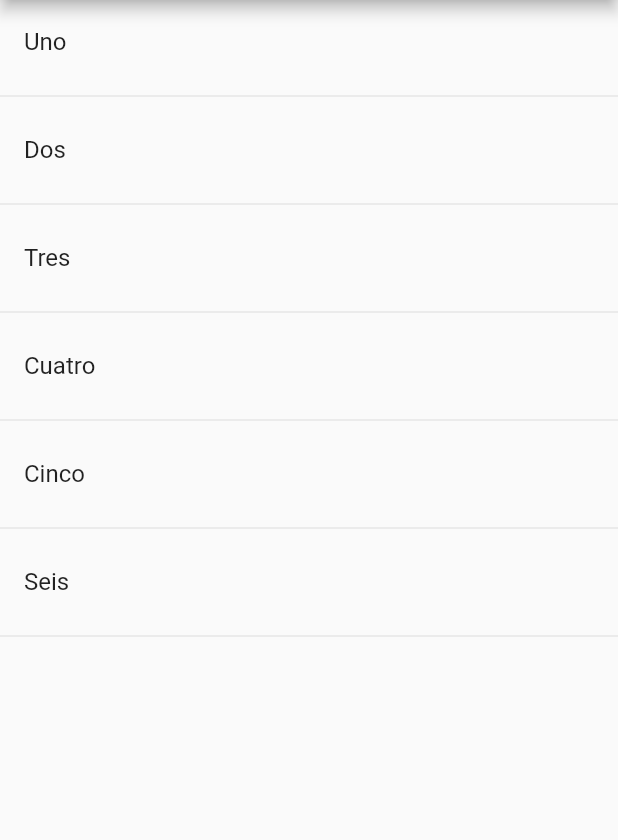
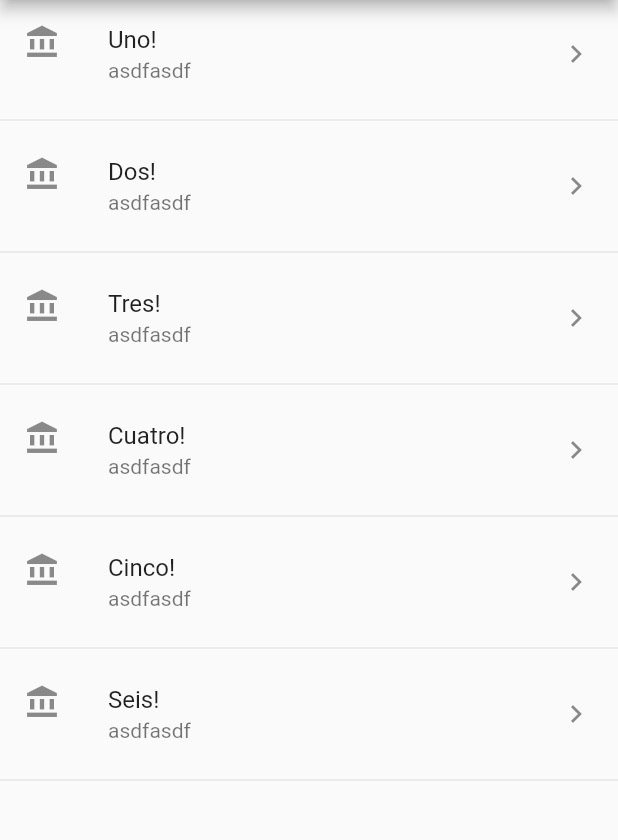
Before and after one commit to rickymuvel/2-flutter-components, a Flutter app: the screen it shows after launch, on a phone screen of 412 x 824 dp, the part 84-924 px from its top. Run offline on Flutter 3.47's test engine with Material 2 defaults, Android fonts, the phone set to English and light mode, and no system bars.

Commit message:
creando método para hacer lista de forma corta, además de usar elementos adicionales como subtitulos, imágenes al principio de la lista y al final, además del método onTap que dará la ilusión visual de que se hace clic

```diff
--- a/lib/src/pages/home_temp.dart
+++ b/lib/src/pages/home_temp.dart
@@ -12,7 +12,8 @@ class HomePageTemp extends StatelessWidget {
         title: Text('Componentes'),
       ),
       body: ListView(
-        children: _crearItems(),
+        // children: _crearItems(),
+        children: _crearItemsCorta(),
       ),
     );
   }
@@ -32,6 +33,25 @@ class HomePageTemp extends StatelessWidget {
     return lista;
   }
 
+  List<Widget> _crearItemsCorta() {
+    return opciones.map((item) {
+
+        return Column(
+          children: <Widget>[
+            ListTile(
+              title: Text(item + '!'),
+              subtitle: Text('asdfasdf'),
+              leading: Icon(Icons.account_balance),
+              trailing: Icon(Icons.keyboard_arrow_right),
+              onTap: () {},
+            ),
+            Divider()
+          ],
+        );
+
+    }).toList();
+  }
+
 }
 
 
```
